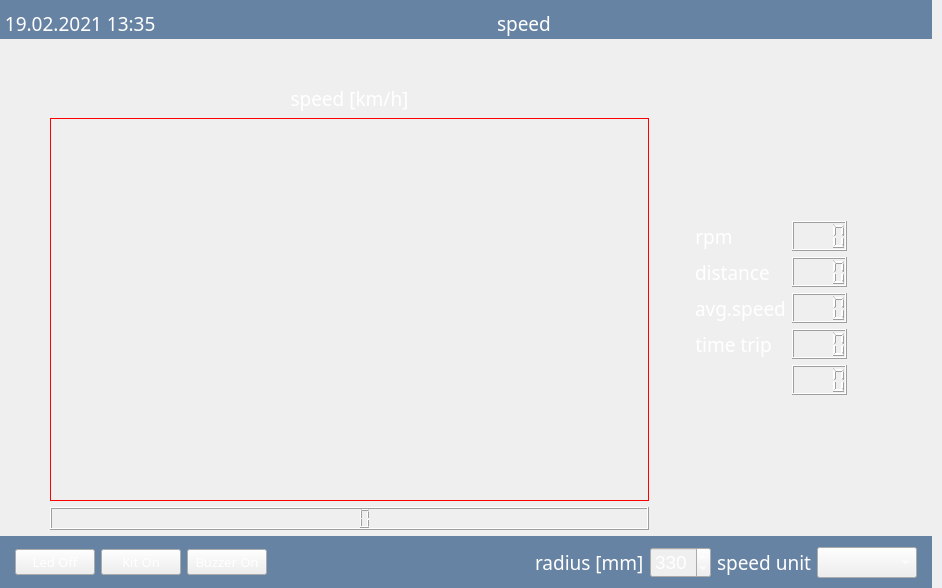
This is mainwindow.ui in piotrw777/hall_sensor_gui as Qt 5 draws it before an edit. The edited form follows.
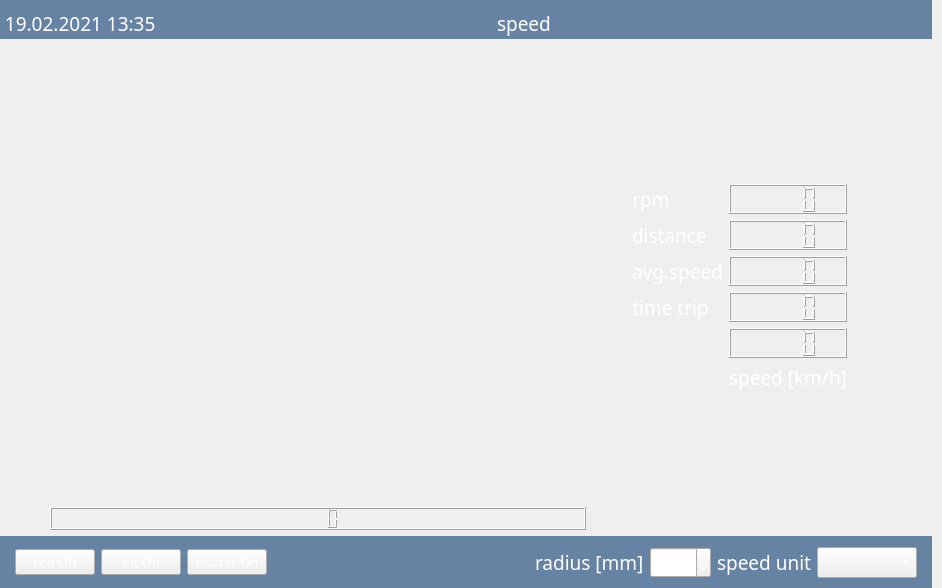
This is the edited form. Icons and pictures are not drawn. Custom widgets are drawn as their Qt base class.

```diff
--- a/mainwindow.ui
+++ b/mainwindow.ui
@@ -13,6 +13,14 @@
   <property name="windowTitle">
    <string>Licznik prędkości</string>
   </property>
+  <property name="styleSheet">
+   <string notr="true">speedometer#speedmeter
+{
+border: 1px solid;
+border-color: blue;
+background: rgb(9, 56, 110,150)
+}</string>
+  </property>
   <property name="tabShape">
    <enum>QTabWidget::Rounded</enum>
   </property>
@@ -187,12 +195,12 @@
        <enum>Qt::Vertical</enum>
       </property>
       <property name="sizeType">
-       <enum>QSizePolicy::Minimum</enum>
+       <enum>QSizePolicy::Maximum</enum>
       </property>
       <property name="sizeHint" stdset="0">
        <size>
-        <width>20</width>
-        <height>40</height>
+        <width>0</width>
+        <height>0</height>
        </size>
       </property>
      </spacer>
@@ -205,50 +213,21 @@
          <number>50</number>
         </property>
         <item>
-         <widget class="QLabel" name="label_speed">
-          <property name="font">
-           <font>
-            <family>Mongolian Baiti</family>
-            <pointsize>14</pointsize>
-            <weight>50</weight>
-            <italic>false</italic>
-            <bold>false</bold>
-           </font>
-          </property>
-          <property name="text">
-           <string>speed [km/h]</string>
-          </property>
-          <property name="alignment">
-           <set>Qt::AlignCenter</set>
-          </property>
-         </widget>
-        </item>
-        <item>
-         <widget class="circle" name="myDial" native="true">
+         <widget class="speedometer" name="speedmeter" native="true">
           <property name="sizePolicy">
-           <sizepolicy hsizetype="Expanding" vsizetype="Expanding">
-            <horstretch>10</horstretch>
-            <verstretch>10</verstretch>
+           <sizepolicy hsizetype="MinimumExpanding" vsizetype="MinimumExpanding">
+            <horstretch>0</horstretch>
+            <verstretch>0</verstretch>
            </sizepolicy>
           </property>
           <property name="minimumSize">
            <size>
-            <width>300</width>
-            <height>300</height>
+            <width>200</width>
+            <height>200</height>
            </size>
           </property>
-          <property name="font">
-           <font>
-            <stylestrategy>PreferAntialias</stylestrategy>
-           </font>
-          </property>
           <property name="styleSheet">
-           <string notr="true">#myDial
-{
-border: 1px solid;
-border-color: red;
-
-}</string>
+           <string notr="true"/>
           </property>
          </widget>
         </item>
@@ -516,6 +495,25 @@
           </property>
          </widget>
         </item>
+        <item row="10" column="1">
+         <widget class="QLabel" name="label_speed">
+          <property name="font">
+           <font>
+            <family>Mongolian Baiti</family>
+            <pointsize>14</pointsize>
+            <weight>50</weight>
+            <italic>false</italic>
+            <bold>false</bold>
+           </font>
+          </property>
+          <property name="text">
+           <string>speed [km/h]</string>
+          </property>
+          <property name="alignment">
+           <set>Qt::AlignCenter</set>
+          </property>
+         </widget>
+        </item>
         <item row="11" column="1">
          <spacer name="verticalSpacer_3">
           <property name="orientation">
@@ -660,7 +658,7 @@
        <item>
         <widget class="QSpinBox" name="spinBox_radius">
          <property name="enabled">
-          <bool>false</bool>
+          <bool>true</bool>
          </property>
          <property name="font">
           <font>
@@ -725,9 +723,9 @@
  <layoutdefault spacing="6" margin="11"/>
  <customwidgets>
   <customwidget>
-   <class>circle</class>
+   <class>speedometer</class>
    <extends>QWidget</extends>
-   <header>circle.h</header>
+   <header>speedometer.h</header>
    <container>1</container>
   </customwidget>
  </customwidgets>
```
